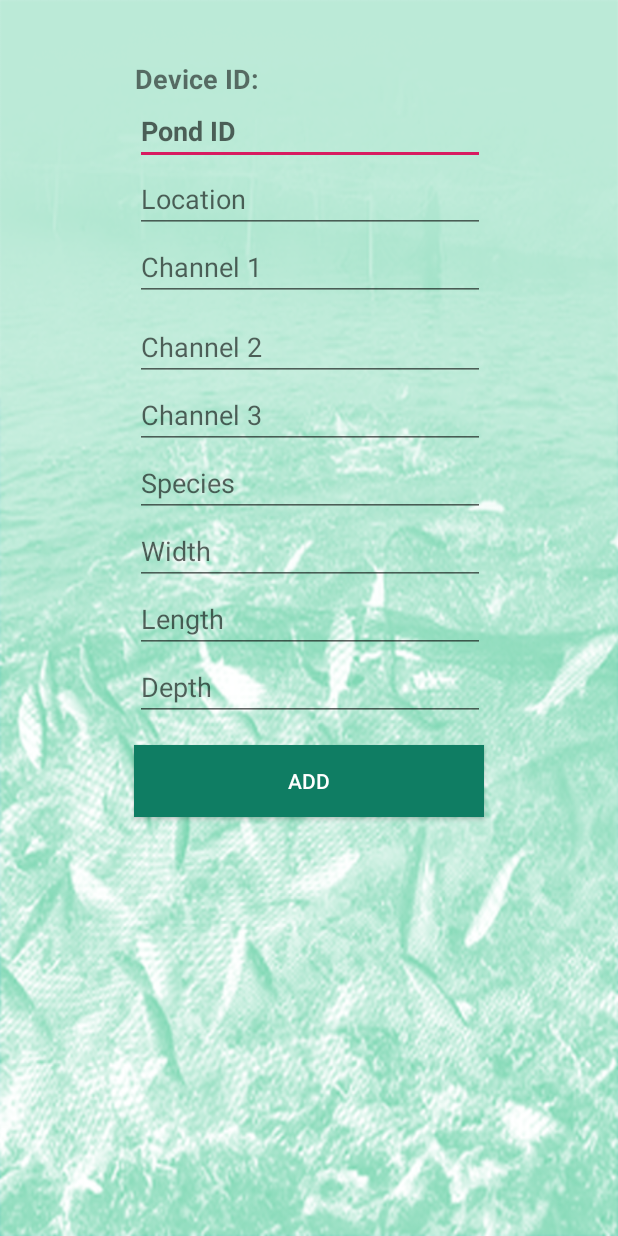
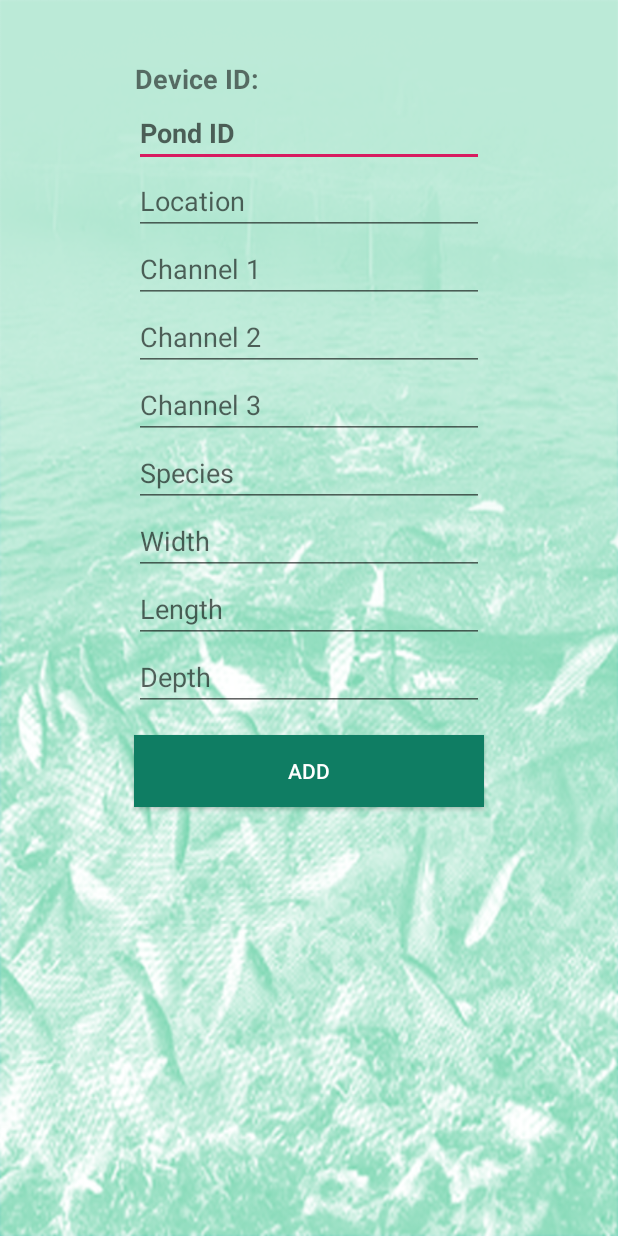
Before and after one commit to zeonghost/aquaculture-automatic-system, an Android app: the AddPondActivity screen opened directly, with no data from a screen before it, on a phone screen of 412 x 824 dp. Run offline under Robolectric (Android 15) with nearby library versions, the phone set to English and light mode, and no system bars; our stand-ins replace Firebase (no records; nobody signed in at launch, a user with empty details on screens opened directly).

```diff
--- a/app/src/main/java/com/example/aquaculture/ForgetPasswordActivity.java
+++ b/app/src/main/java/com/example/aquaculture/ForgetPasswordActivity.java
@@ -62,10 +62,8 @@ public class ForgetPasswordActivity extends AppCompatActivity {
                 Ref.orderByChild("username").equalTo(name.getText().toString()).addChildEventListener(new ChildEventListener() {
                     @Override
                     public void onChildAdded(@NonNull DataSnapshot dataSnapshot, @Nullable String s) {
-                        path1 = dataSnapshot.child("device").getValue().toString();
                         uid = dataSnapshot.getKey();
-                        //Log.d(TAG, "Result-0: "+ path1);
-                        path1 =path1 + "-detail";
+
                         //Log.d(TAG, "Result-1: "+ path1);
                         //search location and get the path and species
                         DatabaseReference Ref2 = db.getReference();
@@ -78,7 +76,7 @@ public class ForgetPasswordActivity extends AppCompatActivity {
                                 //Log.d(TAG, "Result-2: "+ locatget);
                                 //Log.d(TAG, "Result-3: "+ speciesget);
 
-                                if((Objects.equals(locatget, path1))&&(Objects.equals(speciesget, species.getText().toString()))){
+                                if(Objects.equals(speciesget, species.getText().toString())){
                                     DatabaseReference Ref3 = Ref.child(uid);
                                     Map<String, Object> passUpdate = new HashMap<>();
                                     passUpdate.put("password", npass.getText().toString());
--- a/app/src/main/res/layout/activity_add_pond.xml
+++ b/app/src/main/res/layout/activity_add_pond.xml
@@ -1,32 +1,20 @@
 <?xml version="1.0" encoding="utf-8"?>
-<android.support.constraint.ConstraintLayout xmlns:android="http://schemas.android.com/apk/res/android"
+<LinearLayout xmlns:android="http://schemas.android.com/apk/res/android"
     xmlns:app="http://schemas.android.com/apk/res-auto"
     xmlns:tools="http://schemas.android.com/tools"
-    android:background="@drawable/plain"
     android:layout_width="match_parent"
     android:layout_height="match_parent"
+    android:orientation="vertical"
+    android:background="@drawable/plain"
     tools:context=".AddPondActivity">
-
-    <ScrollView
-        android:layout_width="match_parent"
-        android:layout_height="match_parent"
-        android:scrollbars="vertical"
-        tools:layout_editor_absoluteX="16dp"
-        tools:layout_editor_absoluteY="270dp">
-
-        <LinearLayout
-            android:layout_width="fill_parent"
-            android:layout_height="fill_parent"
-            android:orientation="vertical">
-
             <TextView
                 android:id="@+id/textView2"
                 android:layout_width="wrap_content"
                 android:layout_height="wrap_content"
                 android:layout_marginStart="90dp"
                 android:layout_marginTop="40dp"
+                android:text="Device ID: "
                 android:textCursorDrawable="@drawable/cursor"
-                android:text="Device ID: "
                 android:textSize="18sp"
                 android:textStyle="bold" />
 
@@ -35,9 +23,9 @@
                 android:layout_width="wrap_content"
                 android:layout_height="wrap_content"
                 android:layout_marginStart="180dp"
-                android:layout_marginTop="-24.5dp"
+                android:layout_marginTop="-23.5dp"
+                android:text="TextView"
                 android:textCursorDrawable="@drawable/cursor"
-                android:text="TextView"
                 android:textSize="18sp"
                 android:textStyle="bold" />
 
@@ -45,148 +33,100 @@
                 android:id="@+id/pond"
                 android:layout_width="233dp"
                 android:layout_height="wrap_content"
-                android:layout_marginStart="90dp"
-                android:textCursorDrawable="@drawable/cursor"
+                android:layout_gravity="center"
                 android:ems="10"
                 android:hint="Pond ID"
                 android:inputType="textPersonName"
-                android:textStyle="bold"
-                app:layout_constraintBottom_toTopOf="@+id/locat"
-                app:layout_constraintEnd_toEndOf="parent"
-                app:layout_constraintStart_toStartOf="parent"
-                app:layout_constraintTop_toTopOf="parent" />
+                android:textCursorDrawable="@drawable/cursor"
+                android:textStyle="bold"/>
 
             <EditText
                 android:id="@+id/locat"
                 android:layout_width="233dp"
                 android:layout_height="wrap_content"
-                android:layout_marginStart="90dp"
-                android:layout_marginEnd="8dp"
-                android:textCursorDrawable="@drawable/cursor"
+                android:layout_gravity="center"
                 android:ems="10"
                 android:hint="Location"
                 android:inputType="textPersonName"
-                app:layout_constraintEnd_toEndOf="parent"
-                app:layout_constraintStart_toStartOf="parent"
-                app:layout_constraintTop_toBottomOf="@+id/pond" />
+                android:textCursorDrawable="@drawable/cursor" />
 
             <EditText
                 android:id="@+id/ch1n"
                 android:layout_width="233dp"
                 android:layout_height="wrap_content"
-                android:textCursorDrawable="@drawable/cursor"
-                android:layout_marginStart="90dp"
-                android:layout_marginEnd="8dp"
-                android:layout_marginBottom="8dp"
+                android:layout_gravity="center"
                 android:ems="10"
+                android:hint="Channel 1"
                 android:inputType="textPersonName"
-                android:hint="Channel 1"
-                app:layout_constraintBottom_toBottomOf="parent"
-                app:layout_constraintEnd_toEndOf="parent"
-                app:layout_constraintStart_toStartOf="parent"
-                app:layout_constraintTop_toBottomOf="@+id/locat"
-                app:layout_constraintVertical_bias="0.0" />
+                android:textCursorDrawable="@drawable/cursor" />
 
             <EditText
                 android:id="@+id/ch2n"
                 android:layout_width="233dp"
                 android:layout_height="wrap_content"
-                android:textCursorDrawable="@drawable/cursor"
-                android:layout_marginStart="90dp"
-                android:layout_marginEnd="8dp"
+                android:layout_gravity="center"
                 android:ems="10"
+                android:hint="Channel 2"
                 android:inputType="textPersonName"
-                android:hint="Channel 2"
-                app:layout_constraintBottom_toTopOf="@+id/ch3n"
-                app:layout_constraintEnd_toEndOf="parent"
-                app:layout_constraintStart_toStartOf="parent"
-                app:layout_constraintTop_toBottomOf="@+id/ch1n" />
+                android:textCursorDrawable="@drawable/cursor"/>
 
             <EditText
                 android:id="@+id/ch3n"
                 android:layout_width="233dp"
                 android:layout_height="wrap_content"
-                android:layout_marginStart="90dp"
-                android:layout_marginEnd="8dp"
+                android:layout_gravity="center"
                 android:ems="10"
-                android:textCursorDrawable="@drawable/cursor"
+                android:hint="Channel 3"
                 android:inputType="textPersonName"
-                android:hint="Channel 3"
-                app:layout_constraintBottom_toTopOf="@+id/spec"
-                app:layout_constraintEnd_toEndOf="parent"
-                app:layout_constraintStart_toStartOf="parent"
-                app:layout_constraintTop_toBottomOf="@+id/ch2n" />
+                android:textCursorDrawable="@drawable/cursor" />
 
             <EditText
                 android:id="@+id/spec"
                 android:layout_width="233dp"
                 android:layout_height="wrap_content"
-                android:layout_marginStart="90dp"
-                android:layout_marginEnd="8dp"
+                android:layout_gravity="center"
                 android:ems="10"
-                android:textCursorDrawable="@drawable/cursor"
+                android:hint="Species"
                 android:inputType="textPersonName"
-                android:hint="Species"
-                app:layout_constraintBottom_toTopOf="@+id/width"
-                app:layout_constraintEnd_toEndOf="parent"
-                app:layout_constraintStart_toStartOf="parent"
-                app:layout_constraintTop_toBottomOf="@+id/ch3n" />
+                android:textCursorDrawable="@drawable/cursor" />
 
             <EditText
                 android:id="@+id/width"
                 android:layout_width="233dp"
                 android:layout_height="wrap_content"
-                android:layout_marginStart="90dp"
-                android:layout_marginEnd="8dp"
-                android:textCursorDrawable="@drawable/cursor"
+                android:layout_gravity="center"
                 android:ems="10"
+                android:hint="Width"
                 android:inputType="textPersonName"
-                android:hint="Width"
-                app:layout_constraintBottom_toTopOf="@+id/length"
-                app:layout_constraintEnd_toEndOf="parent"
-                app:layout_constraintStart_toStartOf="parent"
-                app:layout_constraintTop_toBottomOf="@+id/spec" />
+                android:textCursorDrawable="@drawable/cursor" />
 
             <EditText
                 android:id="@+id/length"
                 android:layout_width="233dp"
                 android:layout_height="wrap_content"
-                android:textCursorDrawable="@drawable/cursor"
-                android:layout_marginStart="90dp"
-                android:layout_marginEnd="8dp"
+                android:layout_gravity="center"
                 android:ems="10"
+                android:hint="Length"
                 android:inputType="textPersonName"
-                android:hint="Length"
-                app:layout_constraintBottom_toTopOf="@+id/depth"
-                app:layout_constraintEnd_toEndOf="parent"
-                app:layout_constraintStart_toStartOf="parent"
-                app:layout_constraintTop_toBottomOf="@+id/width" />
+                android:textCursorDrawable="@drawable/cursor"/>
 
             <EditText
                 android:id="@+id/depth"
                 android:layout_width="233dp"
                 android:layout_height="wrap_content"
-                android:layout_marginStart="90dp"
-                android:layout_marginEnd="8dp"
-                android:textCursorDrawable="@drawable/cursor"
+                android:layout_gravity="center"
                 android:ems="10"
+                android:hint="Depth"
                 android:inputType="textPersonName"
-                android:hint="Depth"
-                app:layout_constraintEnd_toEndOf="parent"
-                app:layout_constraintStart_toStartOf="parent"
-                app:layout_constraintTop_toBottomOf="@+id/length" />
+                android:textCursorDrawable="@drawable/cursor" />
 
             <Button
                 android:id="@+id/btr"
                 android:layout_width="233dp"
                 android:layout_height="wrap_content"
                 android:layout_gravity="center"
-                android:layout_margin="16dp"
+                android:layout_marginTop="16dp"
                 android:background="#0F7D63"
                 android:text="Add"
                 android:textColor="#FFFFFF" />
-        </LinearLayout>
-    </ScrollView>
-
-
-</android.support.constraint.ConstraintLayout>
+</LinearLayout>
--- a/app/src/main/res/layout/activity_forget_password.xml
+++ b/app/src/main/res/layout/activity_forget_password.xml
@@ -27,9 +27,9 @@
         android:layout_gravity="center"
         android:layout_marginTop="32dp"
         android:ems="10"
-        android:textCursorDrawable="@drawable/cursor"
-        android:hint="UserName"
-        android:inputType="textPersonName"/>
+        android:hint="Username"
+        android:inputType="textPersonName"
+        android:textCursorDrawable="@drawable/cursor" />
 
 
     <EditText
@@ -60,8 +60,8 @@
         android:layout_gravity="center"
         android:layout_marginTop="5dp"
         android:ems="10"
-        android:hint="Password"
-        android:inputType="textPassword"/>
+        android:hint="New Password"
+        android:inputType="textPassword" />
 
     <Button
         android:id="@+id/btr_res"
--- a/app/src/main/res/layout/activity_main.xml
+++ b/app/src/main/res/layout/activity_main.xml
@@ -24,12 +24,12 @@
         android:layout_width="wrap_content"
         android:layout_height="38dp"
         android:layout_gravity="center_horizontal"
-        android:layout_marginTop="72dp"
+        android:layout_marginTop="100dp"
         android:layout_marginEnd="8dp"
         android:background="#F1F1F1"
         android:backgroundTint="#90FFFFFF"
         android:ems="12"
-        android:hint="Name"
+        android:hint="Username"
         android:inputType="textPersonName"
         android:paddingLeft="5dp"
         android:textColorHighlight="#3F68BE"
@@ -67,7 +67,7 @@
         android:layout_width="wrap_content"
         android:layout_height="35dp"
         android:layout_gravity="center_horizontal"
-        android:layout_marginTop="28dp"
+        android:layout_marginTop="18dp"
         android:text="Auto Login"
         android:textColor="#0F7D63"
         app:layout_constraintEnd_toEndOf="@+id/passInput"
@@ -80,7 +80,7 @@
         android:layout_width="246dp"
         android:layout_height="38dp"
         android:layout_gravity="center_horizontal"
-        android:layout_marginTop="32dp"
+        android:layout_marginTop="42dp"
         android:background="#075E54"
         android:text="login"
         android:textColor="#FFFFFF"
```
